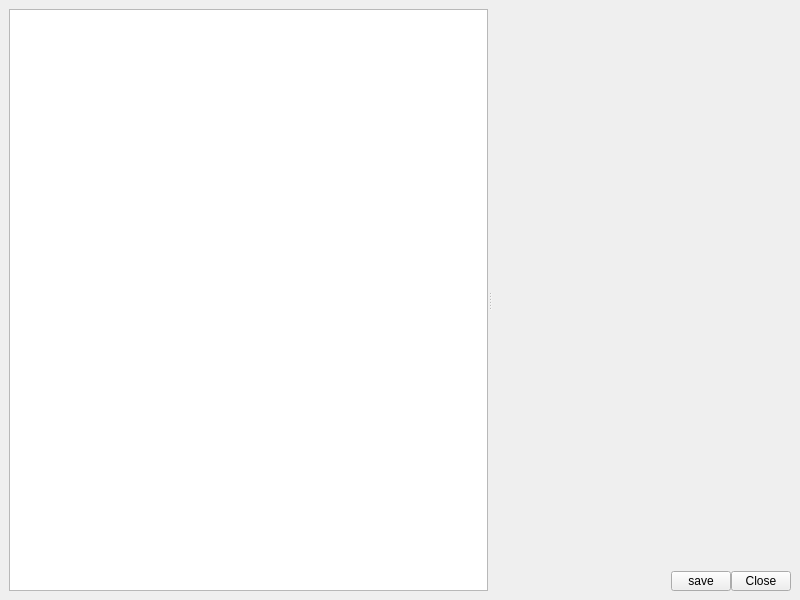
Above: appli/fondation/gui/fondation/settings/_src/settings.ui from snaress/studio before the change. Below: the same form after it.
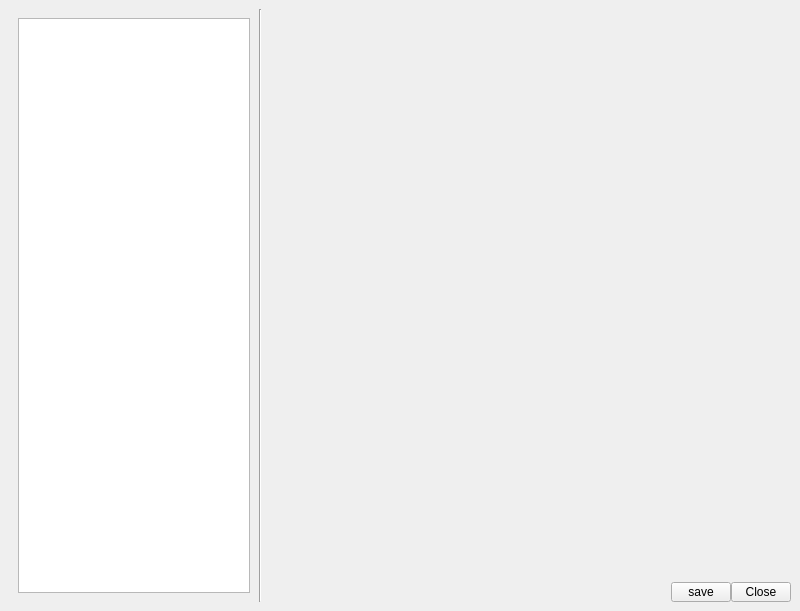
That is the form after the change.

Commit message: fondation: mise en place toolSettings/userGroups/users

```diff
--- a/appli/fondation/gui/fondation/settings/_src/settings.ui
+++ b/appli/fondation/gui/fondation/settings/_src/settings.ui
@@ -7,7 +7,7 @@
     <x>0</x>
     <y>0</y>
     <width>800</width>
-    <height>600</height>
+    <height>611</height>
    </rect>
   </property>
   <property name="windowTitle">
@@ -16,17 +16,33 @@
   <widget class="QWidget" name="centralwidget">
    <layout class="QGridLayout" name="gridLayout">
     <item row="0" column="0">
-     <widget class="QSplitter" name="splitter">
-      <property name="orientation">
-       <enum>Qt::Horizontal</enum>
+     <layout class="QHBoxLayout" name="hl_toolSettings">
+      <property name="spacing">
+       <number>0</number>
       </property>
-      <widget class="QWidget" name="verticalLayoutWidget_2">
+      <item>
+       <widget class="QFrame" name="qf_category">
+        <property name="minimumSize">
+         <size>
+          <width>0</width>
+          <height>0</height>
+         </size>
+        </property>
+        <property name="maximumSize">
+         <size>
+          <width>250</width>
+          <height>16777215</height>
+         </size>
+        </property>
        <layout class="QVBoxLayout" name="vl_category">
-        <property name="spacing">
-         <number>0</number>
-        </property>
         <item>
          <widget class="QTreeWidget" name="tw_category">
+           <property name="maximumSize">
+            <size>
+             <width>16777215</width>
+             <height>16777215</height>
+            </size>
+           </property>
           <property name="alternatingRowColors">
            <bool>true</bool>
           </property>
@@ -45,7 +61,15 @@
         </item>
        </layout>
       </widget>
-      <widget class="QWidget" name="verticalLayoutWidget">
+      </item>
+      <item>
+       <widget class="Line" name="line">
+        <property name="orientation">
+         <enum>Qt::Vertical</enum>
+        </property>
+       </widget>
+      </item>
+      <item>
        <layout class="QVBoxLayout" name="vl_settings">
         <property name="spacing">
          <number>0</number>
@@ -131,8 +155,8 @@
          </layout>
         </item>
        </layout>
-      </widget>
-     </widget>
+      </item>
+     </layout>
     </item>
    </layout>
   </widget>
```
Lines whose indentation alone changed are shown as unchanged. The commit also changes 9 other files.
